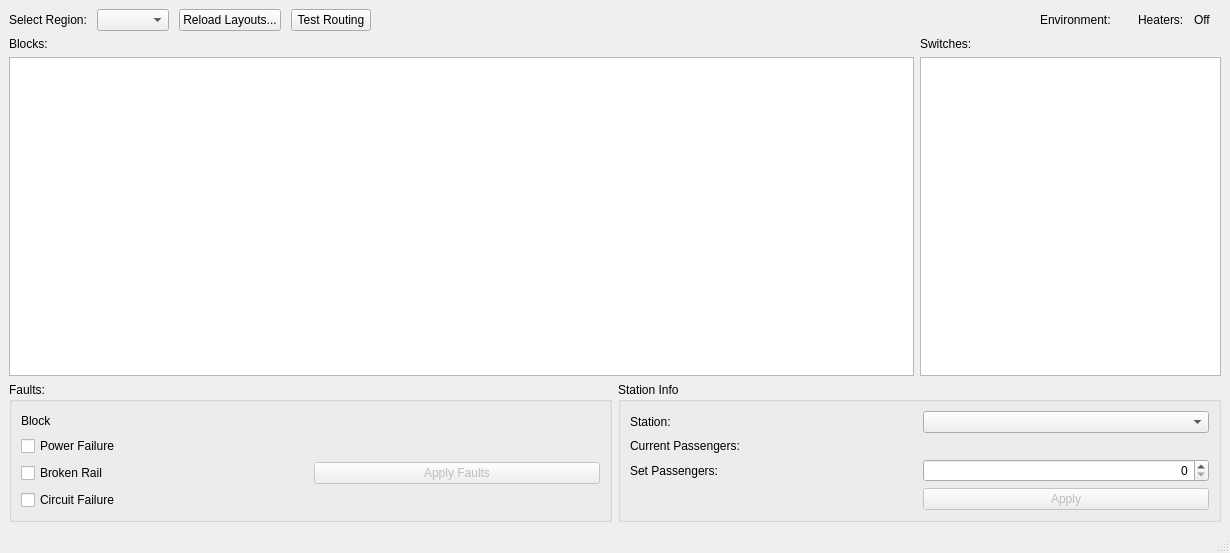
Before: the Qt Designer form TrackModel/trackmodeldisplay.ui in marmysl/ece1140, drawn with Qt 5.
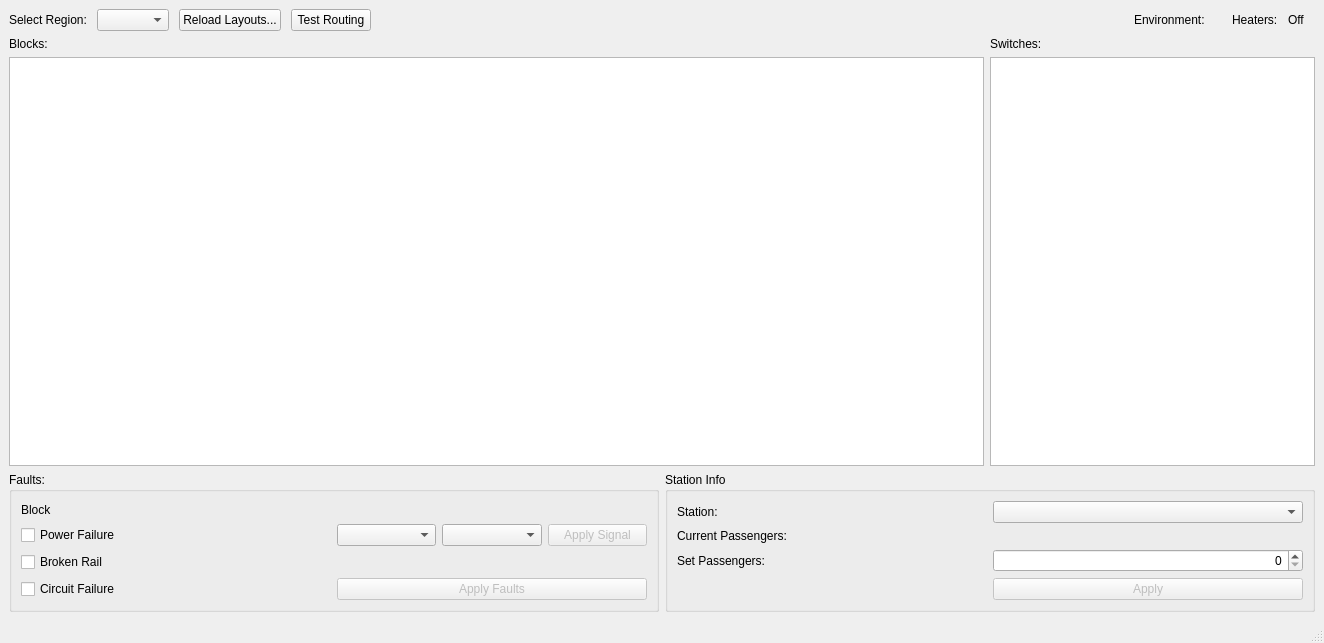
After: the same form once the commit is applied. Custom widgets are drawn as their Qt base class.

Patch:
```diff
--- a/TrackModel/trackmodeldisplay.ui
+++ b/TrackModel/trackmodeldisplay.ui
@@ -6,8 +6,8 @@
    <rect>
     <x>0</x>
     <y>0</y>
-    <width>1230</width>
-    <height>553</height>
+    <width>1324</width>
+    <height>643</height>
    </rect>
   </property>
   <property name="windowTitle">
@@ -170,7 +170,27 @@
            </property>
           </widget>
          </item>
-         <item row="3" column="1">
+         <item row="2" column="1">
+          <layout class="QHBoxLayout" name="horizontalLayout">
+           <item>
+            <widget class="QComboBox" name="signalDirCombo"/>
+           </item>
+           <item>
+            <widget class="QComboBox" name="signalCombo"/>
+           </item>
+           <item>
+            <widget class="QPushButton" name="applySignalButton">
+             <property name="enabled">
+              <bool>false</bool>
+             </property>
+             <property name="text">
+              <string>Apply Signal</string>
+             </property>
+            </widget>
+           </item>
+          </layout>
+         </item>
+         <item row="4" column="1">
           <widget class="QPushButton" name="applyFaultsButton">
            <property name="enabled">
             <bool>false</bool>
```
